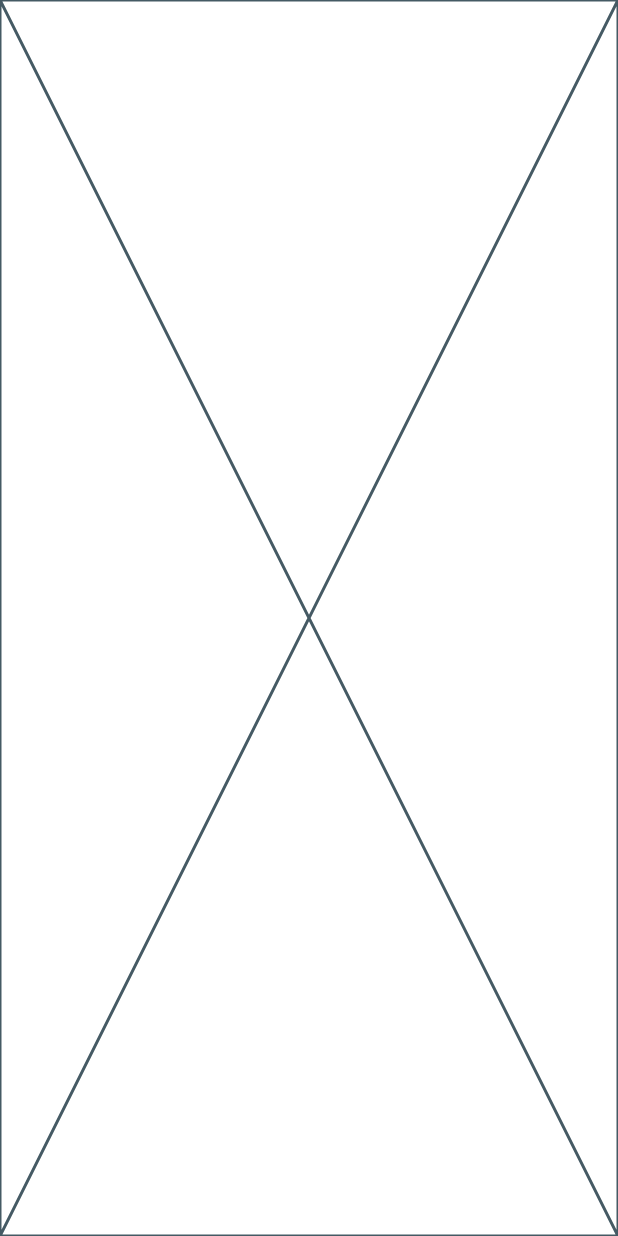
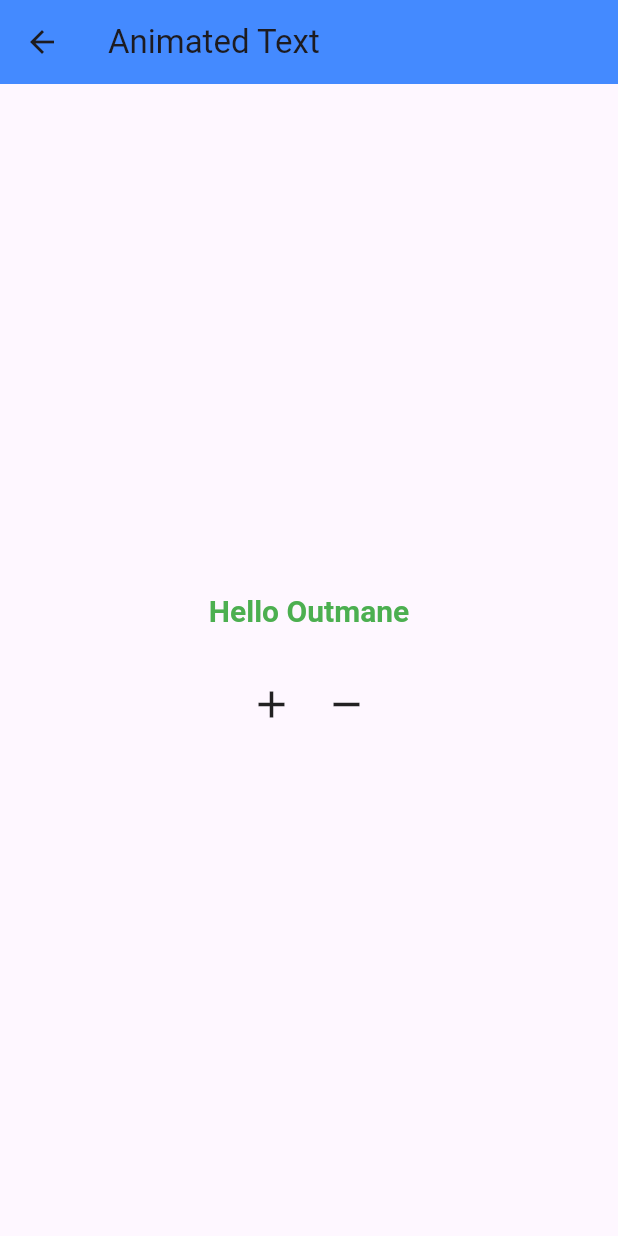
Before and after one commit to Ou319/flutter-animations-zero-to-hero, a Flutter app: the screen it shows after launch, after a tap on "Lecture #3", on a phone screen of 412 x 824 dp. Run offline on Flutter 3.47's test engine with Material 3 defaults, Android fonts, the phone set to English and light mode, and no system bars.

```diff
--- a/animation_core#1/animation_core1/lib/luctures/lecture3.dart
+++ b/animation_core#1/animation_core1/lib/luctures/lecture3.dart
@@ -8,8 +8,60 @@ class Lecture3 extends StatefulWidget {
 }
 
 class _Lecture3State extends State<Lecture3> {
+  bool isAnimated = false;
+
   @override
   Widget build(BuildContext context) {
-    return const Placeholder();
+    return Scaffold(
+      appBar: AppBar(
+        title: Text("Animated Text"),
+        backgroundColor: Colors.blueAccent,
+      ),
+      body: Center(
+        child: Column(
+          mainAxisAlignment: MainAxisAlignment.center,
+          children: [
+            Padding(
+              padding: const EdgeInsets.all(8.0),
+              child: AnimatedDefaultTextStyle(
+                duration: Duration(milliseconds: 300),
+                style: TextStyle(
+                  color:isAnimated?  Colors.red : Colors.green,
+                  fontSize: isAnimated ? 50 : 20,
+                  fontWeight: FontWeight.bold,
+                ),
+                child: Text("Hello Outmane"),
+              ),
+            ),
+            SizedBox(height: 20),
+            Padding(
+              padding: const EdgeInsets.all(8.0),
+              child: Row(
+                mainAxisAlignment: MainAxisAlignment.center,
+                children: [
+                  GestureDetector(
+                    onTap: () {
+                      setState(() {
+                        isAnimated = true;
+                      });
+                    },
+                    child: Icon(Icons.add, size: 30),
+                  ),
+                  SizedBox(width: 20),
+                  GestureDetector(
+                    onTap: () {
+                      setState(() {
+                        isAnimated = false;
+                      });
+                    },
+                    child: Icon(Icons.remove, size: 30),
+                  ),
+                ],
+              ),
+            ),
+          ],
+        ),
+      ),
+    );
   }
 }
--- a/animation_core#1/animation_core1/lib/main.dart
+++ b/animation_core#1/animation_core1/lib/main.dart
@@ -1,5 +1,6 @@
 import 'package:animation_core1/luctures/lecture2.dart';
 import 'package:animation_core1/luctures/lecture3.dart';
+import 'package:animation_core1/luctures/lecture4.dart';
 import 'package:flutter/material.dart';
 import 'package:animation_core1/luctures/lecture1.dart';
 
@@ -71,6 +72,18 @@ class HomeScreen extends StatelessWidget {
                 child: const Text("Lecture #3"),
               ),
             ),
+            Padding(
+              padding: const EdgeInsets.all(8.0),
+              child: ElevatedButton(
+                onPressed: () {
+                  Navigator.push(
+                    context,
+                    MaterialPageRoute(builder: (context) => const Lecture4()),
+                  );
+                },
+                child: const Text("Lecture #4"),
+              ),
+            ),
           ],
         ),
       ),
```
Also changed, not shown: animation_core#1/animation_core1/lib/luctures/lecture4.dart (added, +45 -0 lines).
